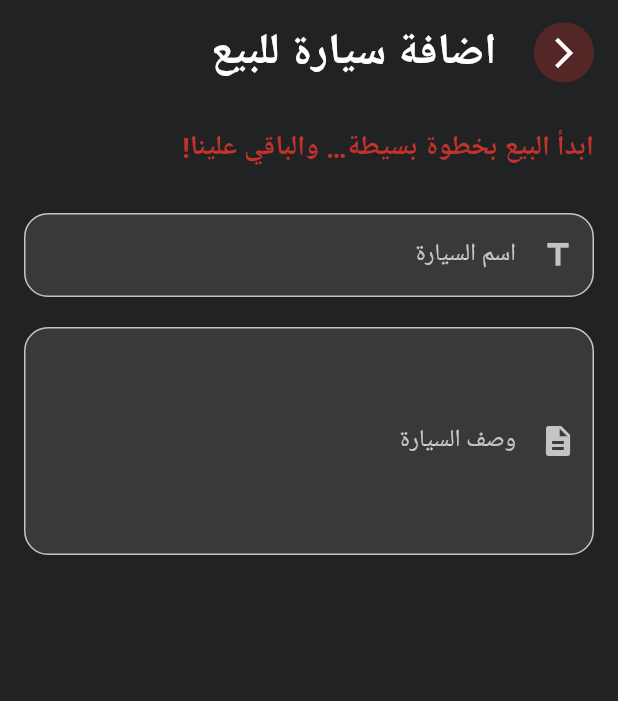
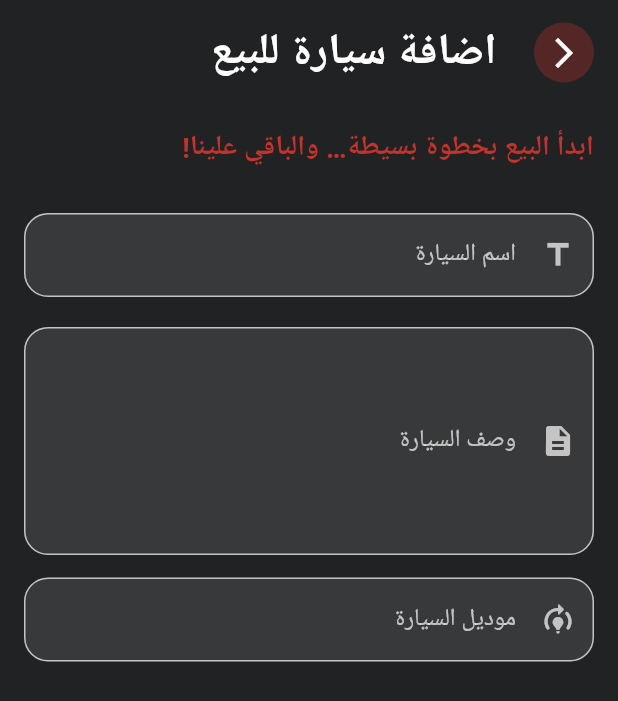
Before and after one commit to osama-ahmed-alsharabi/car-zone, a Flutter app: the CreateProductView screen opened by its route, on a phone screen of 412 x 824 dp. Shown: the top 701 px of the screen. Run offline on Flutter 3.47's test engine with Material 3 defaults, Android fonts, the phone set to English and light mode, and no system bars; our stand-ins replace dio, firebase_auth, firebase_core, flutter_bloc, flutter_secure_storage, flutter_svg and 7 more; accounts and stored records are empty; Roboto replaces fonts that are missing (Cairo).

Commit message:
add the custom text field for the car model and edit the custom text field for the keyboard type

```diff
--- a/lib/core/widgets/custom_text_from_field_widget.dart
+++ b/lib/core/widgets/custom_text_from_field_widget.dart
@@ -37,7 +37,7 @@ class CustomTextFormFieldWidget extends StatelessWidget {
         focusedBorder: border(),
         focusedErrorBorder: border(color: Colors.red),
       ),
-      keyboardType: TextInputType.emailAddress,
+      keyboardType: keyboardType,
     );
   }
 
--- a/lib/features/profile/presentation/view/widgets/create_product_body.dart
+++ b/lib/features/profile/presentation/view/widgets/create_product_body.dart
@@ -31,6 +31,12 @@ class CreateProductBody extends StatelessWidget {
             labelText: "وصف السيارة",
             icon: Icons.description,
           ),
+          SizedBox(height: 15),
+          CustomTextFormFieldWidget(
+            keyboardType: TextInputType.number,
+            labelText: "موديل السيارة",
+            icon: Icons.model_training_rounded,
+          ),
         ],
       ),
     );
```
